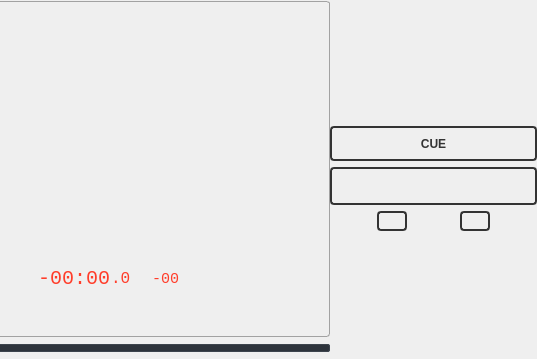
The window that src/playerwidget.ui (knowthelist/knowthelist) describes before a commit, drawn with Qt 5; both pictures show x 496 to 1033 and y 0 to 359 of the 1033 by 359 pixel window.
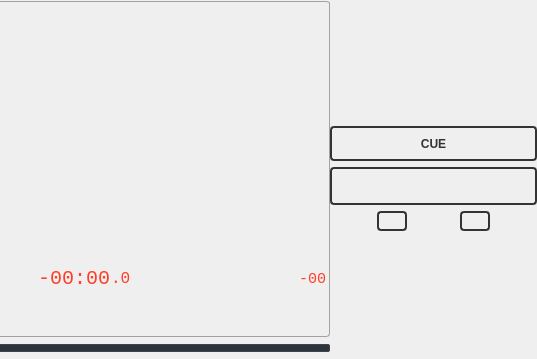
The same window after the commit. Custom widgets are drawn as their Qt base class.

Commit message: feat: Refactor player widget layout and improve UI element properties for consistency

```diff
--- a/src/playerwidget.ui
+++ b/src/playerwidget.ui
@@ -2890,6 +2890,9 @@
                  <property name="text">
                   <string>-00</string>
                  </property>
+                 <property name="alignment">
+                  <set>Qt::AlignmentFlag::AlignRight|Qt::AlignmentFlag::AlignTrailing|Qt::AlignmentFlag::AlignVCenter</set>
+                 </property>
                  <property name="wordWrap">
                   <bool>false</bool>
                  </property>
@@ -2897,7 +2900,7 @@
                   <number>0</number>
                  </property>
                  <property name="indent">
-                  <number>0</number>
+                  <number>3</number>
                  </property>
                 </widget>
                </item>
```
Left out of the diff: 40 changed lines with no effect on the pictures. The commit also changes 1 other file.
